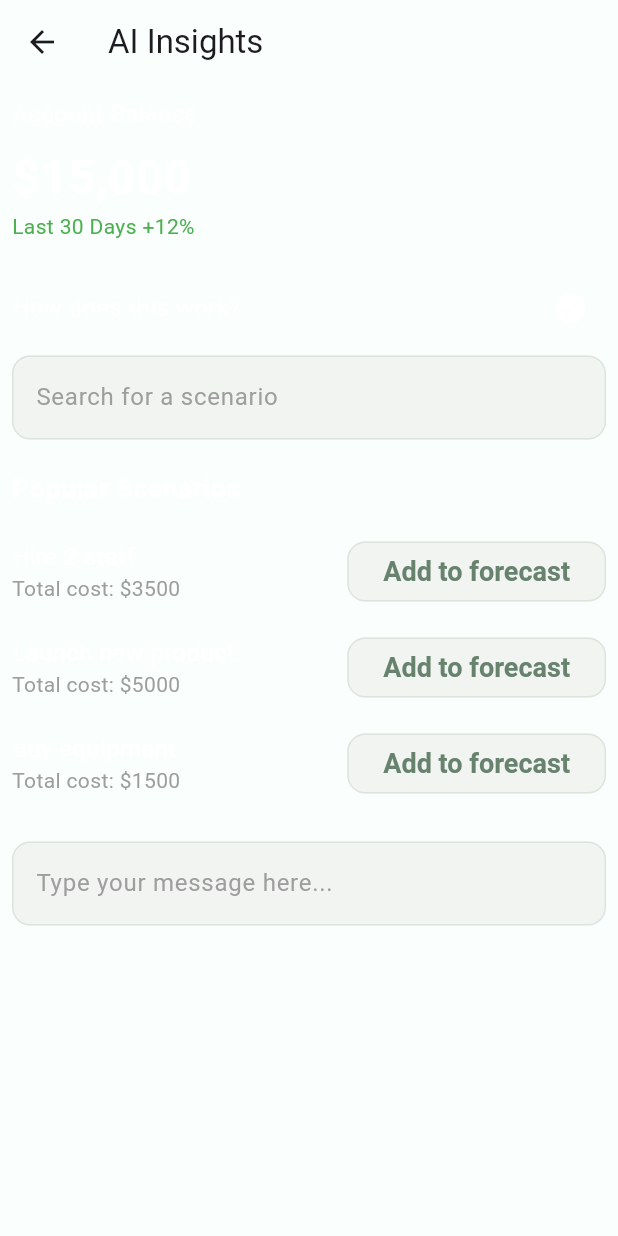
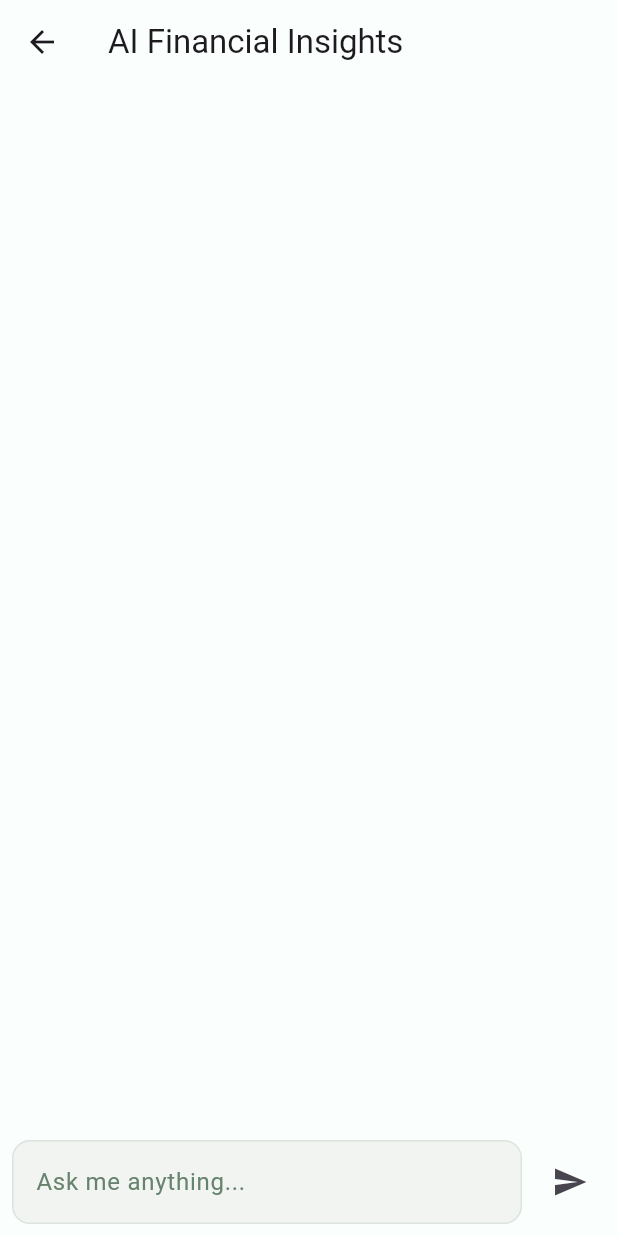
Before and after one commit to ZoZ641/Finasstech, a Flutter app: the AiInsightsPage screen opened directly, on a phone screen of 412 x 824 dp. Run offline on Flutter 3.47's test engine with Material 3 defaults, Android fonts, the phone set to English and light mode, and no system bars; our stand-ins replace awesome_snackbar_content, bloc, curved_navigation_bar, device_preview_plus, firebase_auth, firebase_core and 9 more; missing offline and left inert: dart:ffi; accounts and stored records are empty.

Commit message:
feat: integrate gemini api for ai insights
This commit integrates the Gemini API to provide AI-powered financial insights.
-   Adds `GeminiService` for interacting with the Gemini API.
-   Introduces `GeminiBloc` for state management of Gemini interactions.
-   Creates `GeminiEvent` and `GeminiState` for managing events and states.
-   Implements `AiInsightsPage` to display chat messages and send user messages.
-   Adds `ThinkingIndicator` widget to show a loading state while waiting for a response.
-   Creates `ChatMessage` and `ChatBubble` widgets to display messages in a chat format.
-   Sets up dependency injection for Gemini-related classes.
-   Loads the Gemini API key from the environment variables file.
-   Initializes the `NotificationService` in the main application to set up notifications.

```diff
--- /dev/null
+++ b/lib/core/services/gemini_service.dart
@@ -0,0 +1,23 @@
+import 'package:google_generative_ai/google_generative_ai.dart';
+
+class GeminiService {
+  final GenerativeModel _model;
+
+  GeminiService(String apiKey)
+    : _model = GenerativeModel(model: 'gemini-2.0-flash', apiKey: apiKey);
+
+  Future<String> generateResponse(String prompt) async {
+    try {
+      final response = await _model.generateContent([
+        Content.text(promtEnginering(prompt)),
+      ]);
+      return response.text ?? 'No response from Gemini.';
+    } catch (e) {
+      return 'Error communicating with Gemini: $e';
+    }
+  }
+
+  String promtEnginering(String prompt) {
+    return 'you are an expert in Business finance especial for small and media size business answer the following  to someone whose knowledge in business finance is very limited. the answer should be without any markdowns and one paragraph\n$prompt';
+  }
+}
--- /dev/null
+++ b/lib/features/analytics/presentation/bloc/gemini_bloc.dart
@@ -0,0 +1,28 @@
+import 'package:bloc/bloc.dart';
+import 'package:meta/meta.dart';
+
+import '../../../../core/services/gemini_service.dart';
+
+part 'gemini_event.dart';
+part 'gemini_state.dart';
+
+class GeminiBloc extends Bloc<GeminiEvent, GeminiState> {
+  final GeminiService _geminiService;
+
+  GeminiBloc(this._geminiService) : super(GeminiInitial()) {
+    on<SendMessage>(_onSendMessage);
+  }
+
+  Future<void> _onSendMessage(
+    SendMessage event,
+    Emitter<GeminiState> emit,
+  ) async {
+    emit(GeminiLoading());
+    final response = await _geminiService.generateResponse(event.message);
+    if (response.startsWith('Error')) {
+      emit(GeminiError(message: response));
+    } else {
+      emit(GeminiResponse(message: response));
+    }
+  }
+}
--- /dev/null
+++ b/lib/features/analytics/presentation/bloc/gemini_event.dart
@@ -0,0 +1,11 @@
+part of 'gemini_bloc.dart';
+
+@immutable
+sealed class GeminiEvent {}
+
+/// Event to send a message to the Gemini API
+final class SendMessage extends GeminiEvent {
+  final String message;
+
+  SendMessage({required this.message});
+}
--- /dev/null
+++ b/lib/features/analytics/presentation/bloc/gemini_state.dart
@@ -0,0 +1,24 @@
+part of 'gemini_bloc.dart';
+
+@immutable
+sealed class GeminiState {}
+
+/// Initial state of the Gemini interaction
+final class GeminiInitial extends GeminiState {}
+
+/// State indicating that the Gemini API request is in progress
+final class GeminiLoading extends GeminiState {}
+
+/// State containing the successful response from the Gemini API
+final class GeminiResponse extends GeminiState {
+  final String message;
+
+  GeminiResponse({required this.message});
+}
+
+/// State indicating an error occurred during the Gemini API interaction
+final class GeminiError extends GeminiState {
+  final String message;
+
+  GeminiError({required this.message});
+}
--- a/lib/features/analytics/presentation/pages/ai_insights_page.dart
+++ b/lib/features/analytics/presentation/pages/ai_insights_page.dart
@@ -1,134 +1,119 @@
 import 'package:flutter/material.dart';
+import 'package:flutter_bloc/flutter_bloc.dart';
 
-class AiInsightsPage extends StatelessWidget {
+import '../bloc/gemini_bloc.dart';
+import '../widgets/chat_message.dart';
+import '../widgets/thinker_indicator.dart';
+
+class AiInsightsPage extends StatefulWidget {
   const AiInsightsPage({super.key});
+
+  @override
+  State<AiInsightsPage> createState() => _AiInsightsPageState();
+}
+
+class _AiInsightsPageState extends State<AiInsightsPage> {
+  final TextEditingController _messageController = TextEditingController();
+  final ScrollController _scrollController = ScrollController();
+  final List<ChatMessage> _messages = [];
+  bool _isThinking = false;
+
+  void _sendMessage() {
+    final message = _messageController.text.trim();
+    if (message.isNotEmpty) {
+      BlocProvider.of<GeminiBloc>(context).add(SendMessage(message: message));
+      setState(() {
+        _messages.add(ChatMessage(text: message, isUser: true));
+        _messageController.clear();
+        _isThinking = true;
+      });
+
+      // Scroll to show the thinking indicator
+      WidgetsBinding.instance.addPostFrameCallback((_) {
+        if (_scrollController.hasClients) {
+          _scrollController.animateTo(
+            _scrollController.position.maxScrollExtent,
+            duration: const Duration(milliseconds: 300),
+            curve: Curves.easeInOut,
+          );
+        }
+      });
+    }
+  }
 
   @override
   Widget build(BuildContext context) {
     return Scaffold(
-      appBar: AppBar(
-        /*leading: IconButton(
-          icon: const Icon(Icons.arrow_back, color: Colors.white),
-          onPressed: () => Navigator.pop(context),
-        ),*/
-        title: const Text('AI Insights'),
-      ),
-      body: Padding(
-        padding: const EdgeInsets.all(8.0),
-        child: ListView(
-          children: [
-            //TODO Add graph widget
-            /*GraphWidget(
-              title: 'Account Balance',
-              duration: 'Last 30 Days',
-              amount: '15,000',
-            ),*/
-            // Account Balance Section
-            const Text(
-              "Account Balance",
-              style: TextStyle(color: Colors.white, fontSize: 16),
+      appBar: AppBar(title: const Text('AI Financial Insights')),
+      body: Column(
+        children: [
+          Expanded(
+            child: BlocConsumer<GeminiBloc, GeminiState>(
+              listener: (context, state) {
+                if (state is GeminiResponse) {
+                  setState(() {
+                    _isThinking = false;
+                    _messages.add(
+                      ChatMessage(text: state.message, isUser: false),
+                    );
+                  });
+                  // Scroll to the latest message
+                  WidgetsBinding.instance.addPostFrameCallback((_) {
+                    if (_scrollController.hasClients) {
+                      _scrollController.animateTo(
+                        _scrollController.position.maxScrollExtent,
+                        duration: const Duration(milliseconds: 300),
+                        curve: Curves.easeInOut,
+                      );
+                    }
+                  });
+                } else if (state is GeminiError) {
+                  setState(() {
+                    _isThinking = false;
+                  });
+                  ScaffoldMessenger.of(context).showSnackBar(
+                    SnackBar(content: Text('Error: ${state.message}')),
+                  );
+                } else if (state is GeminiLoading) {
+                  setState(() {
+                    _isThinking = true;
+                  });
+                }
+              },
+              builder: (context, state) {
+                return ListView(
+                  controller: _scrollController,
+                  children: [
+                    ...List.generate(
+                      _messages.length,
+                      (index) => ChatBubble(message: _messages[index]),
+                    ),
+                    if (_isThinking) const ThinkingIndicator(),
+                  ],
+                );
+              },
             ),
-            const SizedBox(height: 8),
-            const Text(
-              "\$15,000",
-              style: TextStyle(
-                color: Colors.white,
-                fontSize: 32,
-                fontWeight: FontWeight.bold,
-              ),
-            ),
-            const Text(
-              "Last 30 Days +12%",
-              style: TextStyle(color: Colors.green, fontSize: 14),
-            ),
-            const SizedBox(height: 20),
-
-            // How does this work? Section
-            Row(
-              mainAxisAlignment: MainAxisAlignment.spaceBetween,
+          ),
+          Padding(
+            padding: const EdgeInsets.all(8.0),
+            child: Row(
               children: [
-                const Text(
-                  "How does this work?",
-                  style: TextStyle(color: Colors.white, fontSize: 16),
+                Expanded(
+                  child: TextField(
+                    controller: _messageController,
+                    decoration: const InputDecoration(
+                      hintText: 'Ask me anything...',
+                    ),
+                    onSubmitted: (_) => _sendMessage(),
+                  ),
                 ),
+                const SizedBox(width: 8.0),
                 IconButton(
-                  icon: const Icon(Icons.check_circle, color: Colors.white),
-                  onPressed: () {
-                    //TODO Explanation logic
-                  },
+                  icon: const Icon(Icons.send),
+                  onPressed: _sendMessage,
                 ),
               ],
             ),
-            const SizedBox(height: 8),
-
-            // Search Box
-            TextField(
-              style: const TextStyle(color: Colors.white),
-              decoration: InputDecoration(
-                filled: true,
-                hintText: "Search for a scenario",
-                hintStyle: const TextStyle(color: Colors.grey),
-              ),
-            ),
-            const SizedBox(height: 20),
-
-            // Popular Scenarios Section
-            const Text(
-              "Popular Scenarios",
-              style: TextStyle(
-                color: Colors.white,
-                fontSize: 18,
-                fontWeight: FontWeight.bold,
-              ),
-            ),
-            const SizedBox(height: 10),
-
-            // Scenario List
-            _buildScenarioItem("Hire 2 staff", 3500),
-            _buildScenarioItem("Launch new product", 5000),
-            _buildScenarioItem("Buy equipment", 1500),
-
-            const SizedBox(height: 20),
-
-            // Chat Input Field
-            const TextField(
-              style: TextStyle(color: Colors.white),
-              decoration: InputDecoration(
-                border: InputBorder.none,
-                hintText: "Type your message here...",
-                hintStyle: TextStyle(color: Colors.grey),
-              ),
-            ),
-          ],
-        ),
-      ),
-    );
-  }
-
-  Widget _buildScenarioItem(String title, double cost) {
-    return Padding(
-      padding: const EdgeInsets.symmetric(vertical: 8.0),
-      child: Row(
-        mainAxisAlignment: MainAxisAlignment.spaceBetween,
-        children: [
-          Column(
-            crossAxisAlignment: CrossAxisAlignment.start,
-            children: [
-              Text(
-                title,
-                style: const TextStyle(color: Colors.white, fontSize: 16),
-              ),
-              Text(
-                "Total cost: \$${cost.toStringAsFixed(0)}",
-                style: const TextStyle(color: Colors.grey),
-              ),
-            ],
-          ),
-          OutlinedButton(
-            onPressed: () {
-              //TODO Add to forecast logic
-            },
-            child: const Text("Add to forecast"),
           ),
         ],
       ),
--- a/lib/main.dart
+++ b/lib/main.dart
@@ -19,13 +19,13 @@ import 'core/common/widgets/loader.dart';
 import 'core/services/notification_service.dart';
 import 'core/utils/show_snackbar.dart';
 import 'package:awesome_snackbar_content/awesome_snackbar_content.dart';
+import 'features/analytics/presentation/bloc/gemini_bloc.dart';
 import 'features/dashboard/presentaion/bloc/dashboard_bloc.dart';
 import 'features/expenses/presentation/bloc/expense_bloc.dart';
 import 'features/expenses/presentation/pages/expense_page.dart';
 
 void main() async {
   WidgetsFlutterBinding.ensureInitialized();
-  NotificationService().initNotification();
   await initDependencies();
   runApp(
     MultiBlocProvider(
@@ -35,6 +35,7 @@ void main() async {
         BlocProvider(create: (_) => serviceLocator<BudgetBloc>()),
         BlocProvider(create: (_) => serviceLocator<ExpenseBloc>()),
         BlocProvider(create: (_) => serviceLocator<DashboardBloc>()),
+        BlocProvider(create: (_) => serviceLocator<GeminiBloc>()),
       ],
       child: DevicePreview(enabled: false, builder: (context) => const MyApp()),
     ),
```
Also changed, not shown: lib/features/analytics/presentation/widgets/chat_message.dart (added, +35 -0 lines), lib/features/analytics/presentation/widgets/thinker_indicator.dart (added, +74 -0 lines), lib/init_dependencies.dart (+24 -0 lines).
